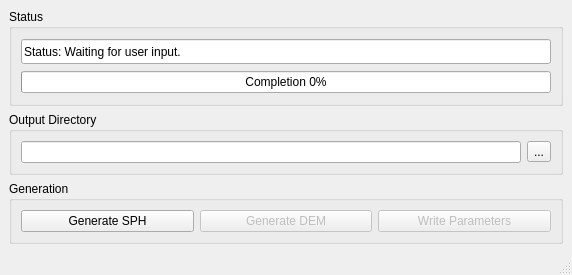
This is freecad/chronoWorkbench/gui/ui/ui_SPHDEM_generation.ui in Concrete-Chrono-Development/chrono-preprocessor as Qt 5 draws it before an edit. The edited form follows.
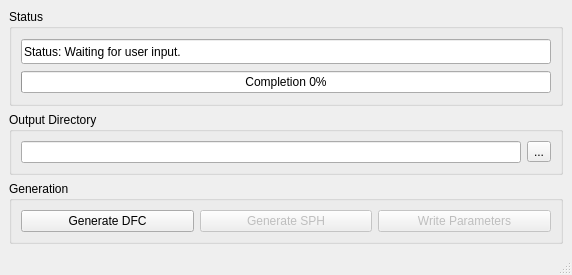
This is the edited form.

Commit message: Initial push for DFC GUI interface

What changed in the file:
```diff
--- a/freecad/chronoWorkbench/gui/ui/ui_SPHDEM_generation.ui
+++ b/freecad/chronoWorkbench/gui/ui/ui_SPHDEM_generation.ui
@@ -148,9 +148,57 @@
       <property name="title">
        <string>Generation</string>
       </property>
-      <layout class="QGridLayout" name="gridLayout_4">
-       <item row="0" column="0">
         <layout class="QGridLayout" name="gridLayout_3">
+       <item row="0" column="0">
+        <widget class="QPushButton" name="generateDEM">
+         <property name="enabled">
+          <bool>true</bool>
+         </property>
+         <property name="sizePolicy">
+          <sizepolicy hsizetype="Preferred" vsizetype="Fixed">
+           <horstretch>0</horstretch>
+           <verstretch>0</verstretch>
+          </sizepolicy>
+         </property>
+         <property name="minimumSize">
+          <size>
+           <width>100</width>
+           <height>20</height>
+          </size>
+         </property>
+         <property name="text">
+          <string>Generate DFC</string>
+         </property>
+         <property name="autoDefault">
+          <bool>false</bool>
+         </property>
+        </widget>
+       </item>
+       <item row="0" column="1">
+        <widget class="QPushButton" name="generateSPH">
+         <property name="enabled">
+          <bool>false</bool>
+         </property>
+         <property name="sizePolicy">
+          <sizepolicy hsizetype="Preferred" vsizetype="Fixed">
+           <horstretch>0</horstretch>
+           <verstretch>0</verstretch>
+          </sizepolicy>
+         </property>
+         <property name="minimumSize">
+          <size>
+           <width>100</width>
+           <height>20</height>
+          </size>
+         </property>
+         <property name="text">
+          <string>Generate SPH</string>
+         </property>
+         <property name="autoDefault">
+          <bool>false</bool>
+         </property>
+        </widget>
+       </item>
          <item row="0" column="2">
           <widget class="QPushButton" name="writePara">
            <property name="enabled">
@@ -175,55 +223,6 @@
             <bool>false</bool>
            </property>
           </widget>
-         </item>
-         <item row="0" column="0">
-          <widget class="QPushButton" name="generateSPH">
-           <property name="sizePolicy">
-            <sizepolicy hsizetype="Preferred" vsizetype="Fixed">
-             <horstretch>0</horstretch>
-             <verstretch>0</verstretch>
-            </sizepolicy>
-           </property>
-           <property name="minimumSize">
-            <size>
-             <width>100</width>
-             <height>20</height>
-            </size>
-           </property>
-           <property name="text">
-            <string>Generate SPH</string>
-           </property>
-           <property name="autoDefault">
-            <bool>false</bool>
-           </property>
-          </widget>
-         </item>
-         <item row="0" column="1">
-          <widget class="QPushButton" name="generateDEM">
-           <property name="enabled">
-            <bool>false</bool>
-           </property>
-           <property name="sizePolicy">
-            <sizepolicy hsizetype="Preferred" vsizetype="Fixed">
-             <horstretch>0</horstretch>
-             <verstretch>0</verstretch>
-            </sizepolicy>
-           </property>
-           <property name="minimumSize">
-            <size>
-             <width>100</width>
-             <height>20</height>
-            </size>
-           </property>
-           <property name="text">
-            <string>Generate DEM</string>
-           </property>
-           <property name="autoDefault">
-            <bool>false</bool>
-           </property>
-          </widget>
-         </item>
-        </layout>
        </item>
       </layout>
      </widget>
```
Lines whose indentation alone changed are shown as unchanged. The commit also changes 3 other files.
